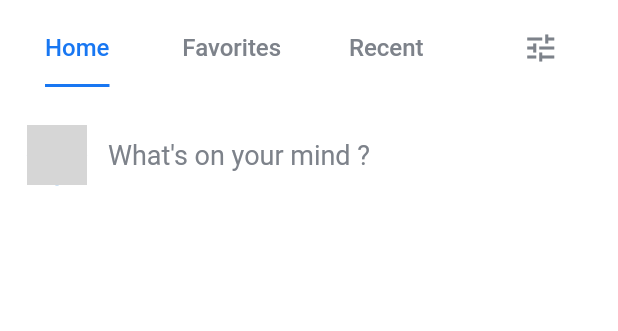
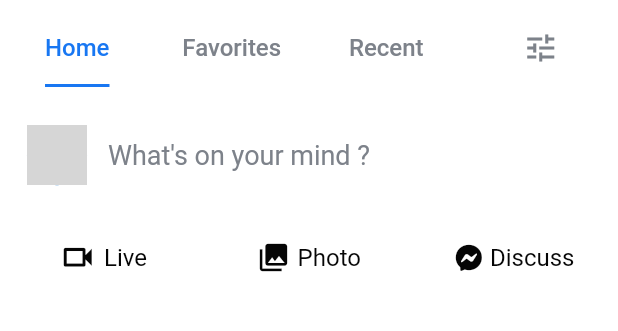
Before and after one commit to octoi/facebook-clone, a Flutter app: the screen it shows after launch, on a phone screen of 412 x 824 dp, the part 69-400 px from its top. Run offline on Flutter 3.47's test engine with Material 2 defaults, Android fonts, the phone set to English and light mode, and no system bars; our stand-ins replace font_awesome_flutter; network calls fail; grey boxes are pictures that could not be loaded.

```diff
--- a/lib/widgets/text_input_section.dart
+++ b/lib/widgets/text_input_section.dart
@@ -1,6 +1,7 @@
 import 'package:facebook/utils/constants.dart';
 import 'package:facebook/utils/data.dart';
 import 'package:flutter/material.dart';
+import 'package:font_awesome_flutter/font_awesome_flutter.dart';
 
 class TextInputSection extends StatelessWidget {
   const TextInputSection({Key? key}) : super(key: key);
@@ -34,8 +35,72 @@ class TextInputSection extends StatelessWidget {
               ),
             ],
           ),
+        ),
+        Row(
+          children: [
+            Flexible(
+              child: IconTextButton(
+                icon: Icons.videocam_outlined,
+                text: "Live",
+                size: 25.0,
+              ),
+            ),
+            Flexible(
+              child: IconTextButton(
+                icon: Icons.collections,
+                text: "Photo",
+                size: 22.0,
+              ),
+            ),
+            Flexible(
+              child: IconTextButton(
+                icon: FontAwesomeIcons.facebookMessenger,
+                text: "Discuss",
+                size: 18.0,
+              ),
+            ),
+          ],
         )
       ],
     );
   }
 }
+
+class IconTextButton extends StatelessWidget {
+  final IconData icon;
+  final String text;
+  final double size;
+
+  const IconTextButton({
+    Key? key,
+    required this.icon,
+    required this.text,
+    required this.size,
+  }) : super(key: key);
+
+  @override
+  Widget build(BuildContext context) {
+    return InkWell(
+      onTap: () {},
+      child: Container(
+        width: double.infinity,
+        padding: EdgeInsets.all(10.0),
+        child: Row(
+          crossAxisAlignment: CrossAxisAlignment.center,
+          mainAxisAlignment: MainAxisAlignment.center,
+          children: [
+            Icon(icon, color: appBlack, size: size),
+            SizedBox(width: 5.0),
+            Text(
+              text,
+              style: TextStyle(
+                fontSize: 16.0,
+                color: appBlack,
+              ),
+            ),
+          ],
+        ),
+      ),
+    );
+  }
+}
```
